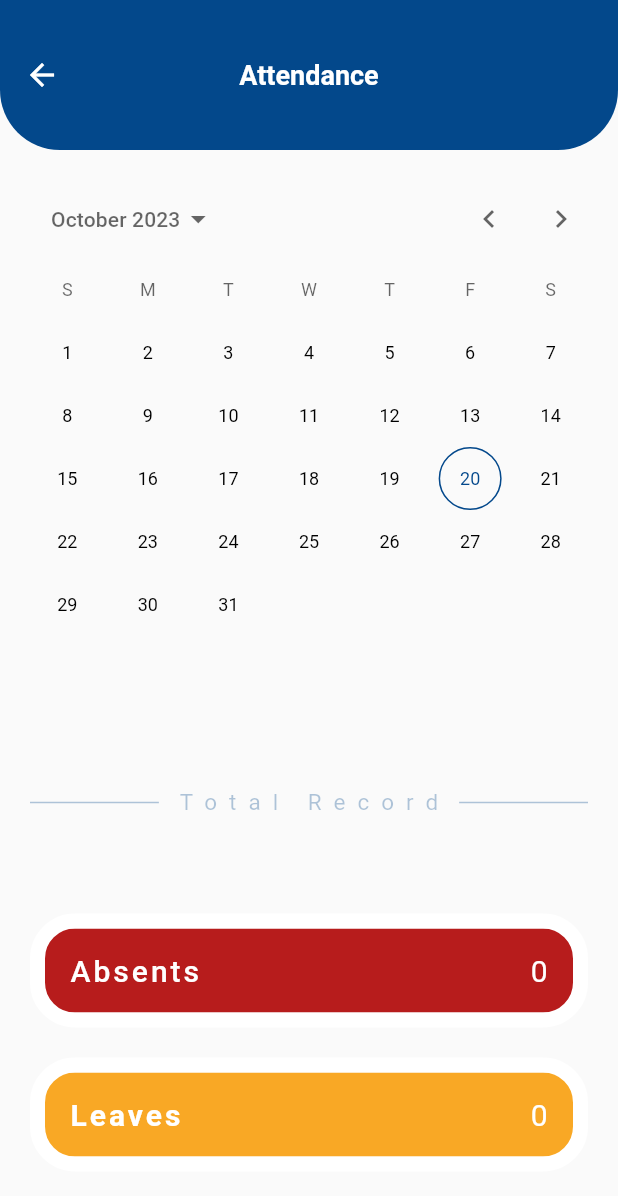
After one commit to Saim-Sanan/semis_v1, a Flutter app: the TeacherAttendanceScreen screen opened directly, on a phone screen of 412 x 824 dp. The commit adds this screen. Shown: the top 1196 px of the screen. Run offline on Flutter 3.47's test engine with Material 2 defaults, Android fonts, the phone set to English and light mode, and no system bars; drawn by our look-alikes of calendar_date_picker2; our stand-ins replace get, google_fonts, lottie, shared_preferences; accounts and stored records are empty; network calls fail.

```diff
--- /dev/null
+++ b/lib/features/attendance/screens/teacher_attendance_screen.dart
@@ -0,0 +1,196 @@
+import 'package:calendar_date_picker2/calendar_date_picker2.dart';
+import 'package:flutter/material.dart';
+import 'package:get/get.dart';
+import 'package:semis/constants/animated_loader.dart';
+
+import 'package:semis/constants/pallete.dart';
+import 'package:semis/features/attendance/controllers/attendance_controller.dart';
+
+class TeacherAttendanceScreen extends StatefulWidget {
+  const TeacherAttendanceScreen({super.key});
+
+  @override
+  State<TeacherAttendanceScreen> createState() => _TeacherAttendanceState();
+}
+
+class _TeacherAttendanceState extends State<TeacherAttendanceScreen> {
+  final AttendanceController _attendanceController =
+      Get.put(AttendanceController());
+
+  @override
+  void initState() {
+    super.initState();
+    _attendanceController.fetchTeacherAttendanceData();
+  }
+
+  @override
+  Widget build(BuildContext context) {
+    DateTime today = DateTime.now();
+    return Scaffold(
+      appBar: AppBar(
+        toolbarHeight: 100.0,
+        backgroundColor: Colors.transparent,
+        elevation: 0,
+        title: const Text(
+          "Attendance",
+          style: TextStyle(
+            fontSize: 18.0,
+            fontWeight: FontWeight.bold,
+            color: Colors.white,
+          ),
+        ),
+        centerTitle: true,
+        flexibleSpace: Container(
+          decoration: const BoxDecoration(
+            color: Pallete.blueColor, // Set the background color
+            borderRadius: BorderRadius.only(
+              bottomLeft: Radius.circular(40),
+              bottomRight: Radius.circular(40),
+            ),
+          ),
+        ),
+      ),
+      body: Obx(
+        () {
+          final absents = _attendanceController.attendanceData.values
+              .where((value) => value == "A")
+              .length;
+          final leaves = _attendanceController.attendanceData.values
+              .where((value) => value == "L")
+              .length;
+          return _attendanceController.isLoading.value
+              ? const AnimatedLoader2()
+              : Column(
+                  children: [
+                    const SizedBox(
+                      height: 10,
+                    ),
+                    Container(
+                      margin: const EdgeInsets.all(10),
+                      child: CalendarDatePicker2(
+                        displayedMonthDate: today,
+                        config: CalendarDatePicker2Config(
+                          firstDayOfWeek: DateTime.monday,
+                          currentDate: today,
+                          calendarType: CalendarDatePicker2Type.multi,
+                          selectedDayHighlightColor: Pallete.blueColor,
+                        ),
+                        value:
+                            _attendanceController.attendanceData.keys.toList(),
+                      ),
+                    ),
+                    const SizedBox(
+                      height: 50,
+                    ),
+                    Padding(
+                      padding: const EdgeInsets.symmetric(horizontal: 20),
+                      child: Row(
+                        mainAxisAlignment: MainAxisAlignment.spaceBetween,
+                        children: [
+                          Expanded(
+                            child: Divider(
+                              color: Pallete.blueColor.withAlpha(80),
+                              thickness: 1,
+                            ),
+                          ),
+                          const SizedBox(width: 10),
+                          Text(
+                            "Total Record",
+                            style: TextStyle(
+                              color: Pallete.blueColor.withAlpha(80),
+                              fontSize: 15,
+                              fontWeight: FontWeight.w400,
+                              letterSpacing: 8,
+                            ),
+                          ),
+                          const SizedBox(width: 10),
+                          Expanded(
+                            child: Divider(
+                              color: Pallete.blueColor.withAlpha(80),
+                              thickness: 1,
+                            ),
+                          ),
+                        ],
+                      ),
+                    ),
+                    const SizedBox(
+                      height: 60,
+                    ),
+                    Container(
+                      margin: const EdgeInsets.symmetric(
+                        horizontal: 20,
+                        vertical: 5,
+                      ),
+                      decoration: BoxDecoration(
+                        borderRadius: BorderRadius.circular(30),
+                        border: Border.all(
+                          width: 10,
+                          color: Colors.white,
+                        ),
+                      ),
+                      child: ListTile(
+                        tileColor: Colors.red[900],
+                        trailing: Text(
+                          "$absents",
+                          style: const TextStyle(
+                            color: Pallete.whiteColor,
+                            fontSize: 20,
+                            letterSpacing: 2,
+                            fontWeight: FontWeight.w400,
+                          ),
+                        ),
+                        title: const Text(
+                          'Absents',
+                          style: TextStyle(
+                            color: Pallete.whiteColor,
+                            fontSize: 20,
+                            letterSpacing: 2,
+                            fontWeight: FontWeight.w500,
+                          ),
+                        ),
+                      ),
+                    ),
+                    const SizedBox(
+                      height: 10,
+                    ),
+                    Container(
+                      margin: const EdgeInsets.symmetric(
+                        horizontal: 20,
+                        vertical: 5,
+                      ),
+                      decoration: BoxDecoration(
+                        borderRadius: BorderRadius.circular(30),
+                        border: Border.all(
+                          width: 10,
+                          color: Colors.white,
+                        ),
+                      ),
+                      child: ListTile(
+                        tileColor: Colors.yellow[800],
+                        trailing: Text(
+                          "$leaves",
+                          style: const TextStyle(
+                            color: Pallete.whiteColor,
+                            fontSize: 20,
+                            letterSpacing: 2,
+                            fontWeight: FontWeight.w400,
+                          ),
+                        ),
+                        title: const Text(
+                          'Leaves',
+                          style: TextStyle(
+                            color: Colors.white,
+                            fontSize: 20,
+                            letterSpacing: 2,
+                            fontWeight: FontWeight.w700,
+                          ),
+                        ),
+                      ),
+                    ),
+                  ],
+                );
+        },
+      ),
+    );
+  }
+}
--- a/lib/features/child/screens/child_home.dart
+++ b/lib/features/child/screens/child_home.dart
@@ -24,7 +24,7 @@ class ChildHome extends StatelessWidget {
               title: 'Attendence',
               onTap: () {
                 Get.to(
-                  () => const AttendanceScreen(),
+                  () => const StudentAttendanceScreen(),
                 );
               },
             ),
--- /dev/null
+++ b/lib/features/leave/controllers/leave_controller.dart
@@ -0,0 +1,5 @@
+import 'package:get/get.dart';
+
+class LeaveController extends GetxController {
+  RxBool isLoading = false.obs;
+}
--- a/pubspec.yaml
+++ b/pubspec.yaml
@@ -41,8 +41,8 @@ dependencies:
   http: ^0.13.5
   google_fonts: ^4.0.4
   lottie: ^2.3.2
-  table_calendar: ^3.0.9
   calendar_date_picker2: ^0.5.3
+  intl: ^0.18.1
 
 dev_dependencies:
   flutter_test:
```
Also changed, not shown: lib/features/attendance/controllers/attendance_controller.dart (+34 -1 lines), lib/features/attendance/screens/attendance_screen.dart (+5 -5 lines), lib/features/leave/screens/teacher_leave_application.dart (added, +198 -0 lines), lib/features/school/screens/teacher_school_dashboard.dart (+8 -2 lines), lib/models/leave_application.dart (added, +13 -0 lines), pubspec.lock.
